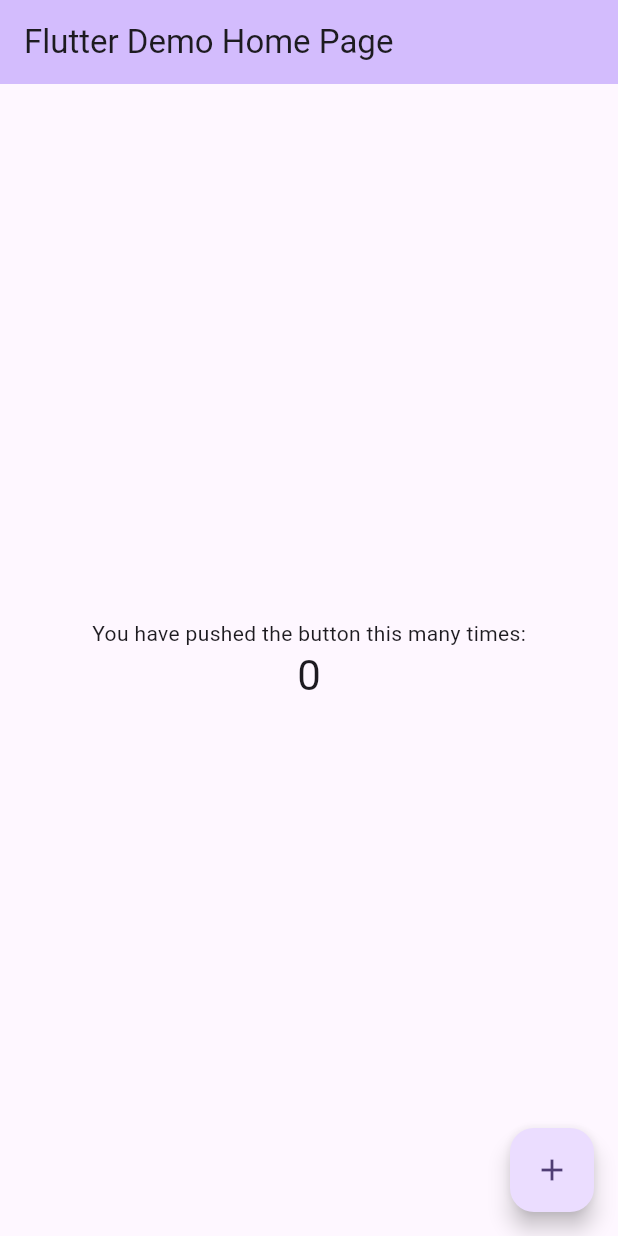
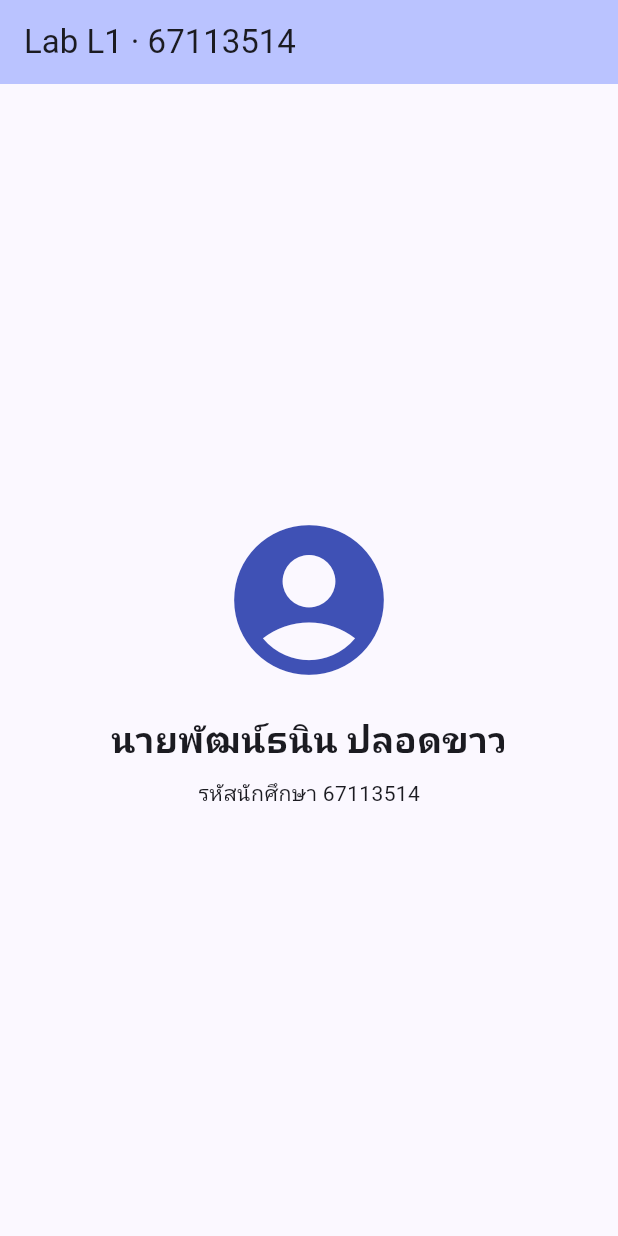
Before and after one commit to Nakarto/lab01_profile, a Flutter app: the screen it shows after launch, on a phone screen of 412 x 824 dp. Run offline on Flutter 3.47's test engine with Material 3 defaults, Android fonts, the phone set to English and light mode, and no system bars; our stand-ins replace material_ui.

Commit message:
L1: HomePage with student ID in AppBar, icon and full name
Co-Authored-By: Claude Opus 5.5 <noreply@anthropic.com>

```diff
--- a/lib/main.dart
+++ b/lib/main.dart
@@ -7,115 +7,43 @@ void main() {
 class MyApp extends StatelessWidget {
   const MyApp({super.key});
 
-  // This widget is the root of your application.
   @override
   Widget build(BuildContext context) {
     return MaterialApp(
-      title: 'Flutter Demo',
+      title: 'About me',
+      debugShowCheckedModeBanner: false,
       theme: ThemeData(
-        // This is the theme of your application.
-        //
-        // TRY THIS: Try running your application with "flutter run". You'll see
-        // the application has a purple toolbar. Then, without quitting the app,
-        // try changing the seedColor in the colorScheme below to Colors.green
-        // and then invoke "hot reload" (save your changes or press the "hot
-        // reload" button in a Flutter-supported IDE, or press "r" if you used
-        // the command line to start the app).
-        //
-        // Notice that the counter didn't reset back to zero; the application
-        // state is not lost during the reload. To reset the state, use hot
-        // restart instead.
-        //
-        // This works for code too, not just values: Most code changes can be
-        // tested with just a hot reload.
-        colorScheme: .fromSeed(seedColor: Colors.deepPurple),
+        colorScheme: ColorScheme.fromSeed(seedColor: Colors.indigo),
       ),
-      home: const MyHomePage(title: 'Flutter Demo Home Page'),
+      home: const HomePage(),
     );
   }
 }
 
-class MyHomePage extends StatefulWidget {
-  const MyHomePage({super.key, required this.title});
-
-  // This widget is the home page of your application. It is stateful, meaning
-  // that it has a State object (defined below) that contains fields that affect
-  // how it looks.
-
-  // This class is the configuration for the state. It holds the values (in this
-  // case the title) provided by the parent (in this case the App widget) and
-  // used by the build method of the State. Fields in a Widget subclass are
-  // always marked "final".
-
-  final String title;
-
-  @override
-  State<MyHomePage> createState() => _MyHomePageState();
-}
-
-class _MyHomePageState extends State<MyHomePage> {
-  int _counter = 0;
-
-  void _incrementCounter() {
-    setState(() {
-      // This call to setState tells the Flutter framework that something has
-      // changed in this State, which causes it to rerun the build method below
-      // so that the display can reflect the updated values. If we changed
-      // _counter without calling setState(), then the build method would not be
-      // called again, and so nothing would appear to happen.
-      _counter++;
-    });
-  }
+class HomePage extends StatelessWidget {
+  const HomePage({super.key});
 
   @override
   Widget build(BuildContext context) {
-    // This method is rerun every time setState is called, for instance as done
-    // by the _incrementCounter method above.
-    //
-    // The Flutter framework has been optimized to make rerunning build methods
-    // fast, so that you can just rebuild anything that needs updating rather
-    // than having to individually change instances of widgets.
     return Scaffold(
       appBar: AppBar(
-        // TRY THIS: Try changing the color here to a specific color (to
-        // Colors.amber, perhaps?) and trigger a hot reload to see the AppBar
-        // change color while the other colors stay the same.
+        title: const Text('Lab L1 · 67113514'),
         backgroundColor: Theme.of(context).colorScheme.inversePrimary,
-        // Here we take the value from the MyHomePage object that was created by
-        // the App.build method, and use it to set our appbar title.
-        title: Text(widget.title),
       ),
-      body: Center(
-        // Center is a layout widget. It takes a single child and positions it
-        // in the middle of the parent.
+      body: const Center(
         child: Column(
-          // Column is also a layout widget. It takes a list of children and
-          // arranges them vertically. By default, it sizes itself to fit its
-          // children horizontally, and tries to be as tall as its parent.
-          //
-          // Column has various properties to control how it sizes itself and
-          // how it positions its children. Here we use mainAxisAlignment to
-          // center the children vertically; the main axis here is the vertical
-          // axis because Columns are vertical (the cross axis would be
-          // horizontal).
-          //
-          // TRY THIS: Invoke "debug painting" (choose the "Toggle Debug Paint"
-          // action in the IDE, or press "p" in the console), to see the
-          // wireframe for each widget.
-          mainAxisAlignment: .center,
+          mainAxisAlignment: MainAxisAlignment.center,
           children: [
-            const Text('You have pushed the button this many times:'),
+            Icon(Icons.account_circle, size: 120, color: Colors.indigo),
+            SizedBox(height: 16),
             Text(
-              '$_counter',
-              style: Theme.of(context).textTheme.headlineMedium,
+              'นายพัฒน์ธนิน ปลอดขาว',
+              style: TextStyle(fontSize: 24, fontWeight: FontWeight.bold),
             ),
+            SizedBox(height: 8),
+            Text('รหัสนักศึกษา 67113514'),
           ],
         ),
-      ),
-      floatingActionButton: FloatingActionButton(
-        onPressed: _incrementCounter,
-        tooltip: 'Increment',
-        child: const Icon(Icons.add),
       ),
     );
   }
```
Also changed, not shown: 1 other file.
